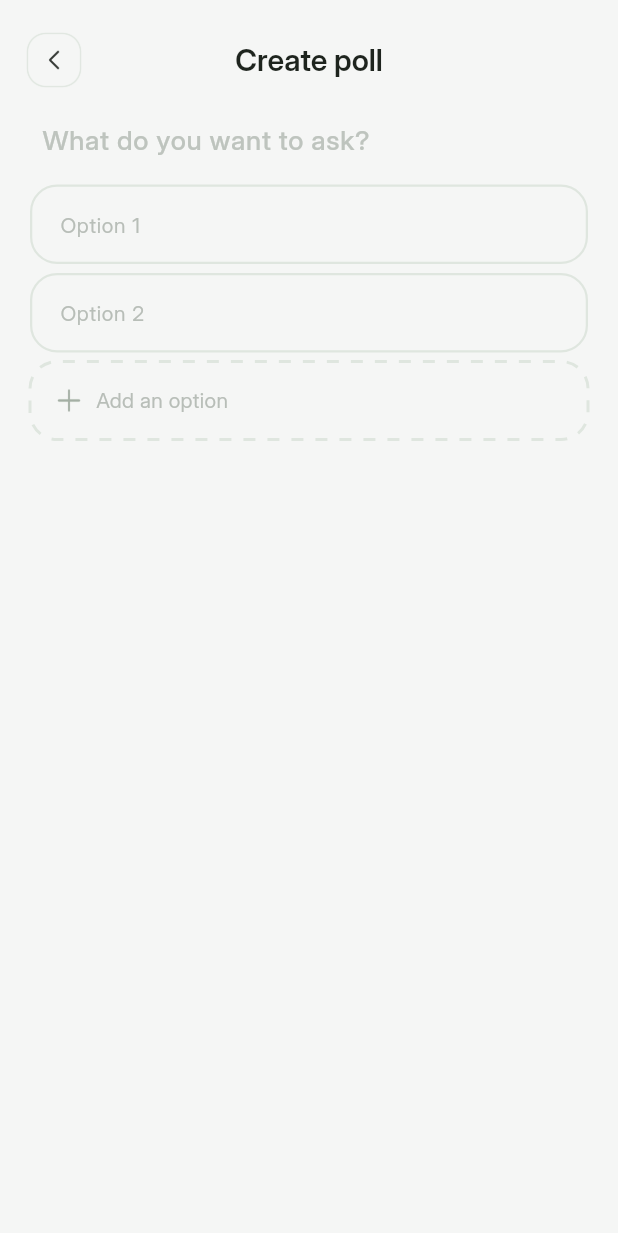
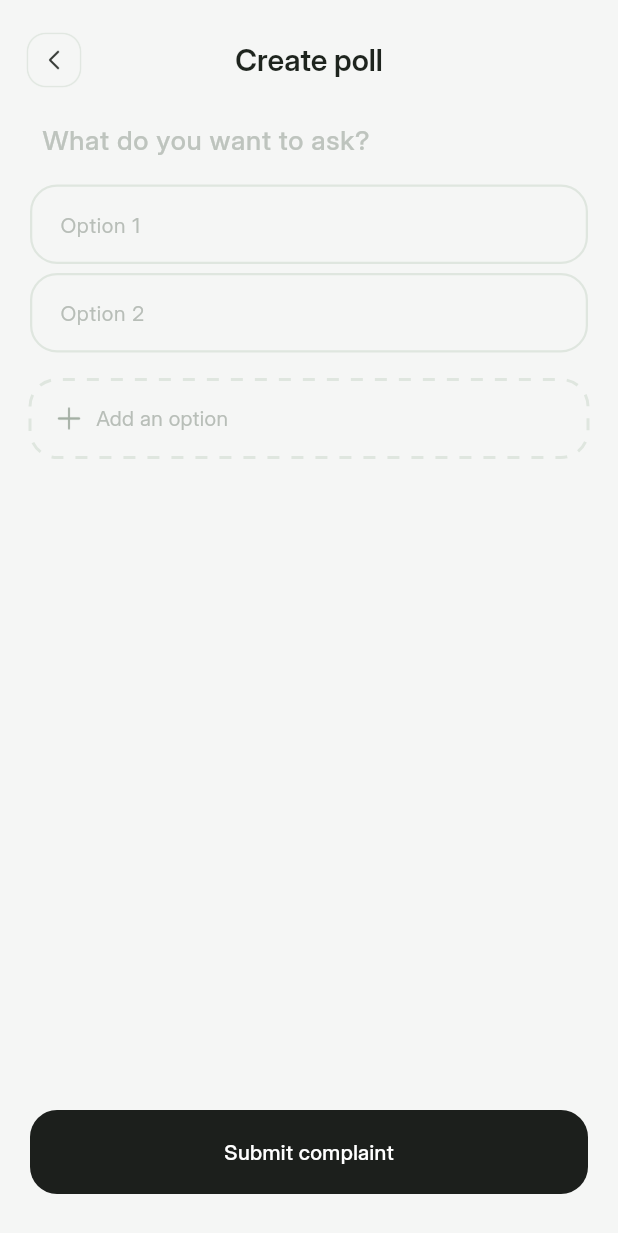
Before and after one commit to aanikaa2325-bit/sivic, a Flutter app: the screen it shows after launch, on a phone screen of 412 x 824 dp. Shown: the top 1233 px of the screen. Run offline on Flutter 3.47's test engine with Material 3 defaults, Android fonts, the phone set to English and light mode, and no system bars; drawn by our look-alikes of dotted_border; our stand-ins replace cloud_firestore, firebase_auth, firebase_core, flutter_spinkit, image_picker; accounts and stored records are empty.

Commit message:
finalized UI for add_poll.dart

```diff
--- a/lib/screens/add_poll.dart
+++ b/lib/screens/add_poll.dart
@@ -12,7 +12,24 @@ class AddPoll extends StatefulWidget {
 
 class _AddPollState extends State<AddPoll> {
 
-  bool _addOption = false;
+  bool _isUploading = false;
+  bool _addOption3 = false;
+  bool _addOption4 = false;
+
+  final TextEditingController _option1Controller = TextEditingController();
+  final TextEditingController _option2Controller = TextEditingController();
+  final TextEditingController _option3Controller = TextEditingController();
+  final TextEditingController _option4Controller = TextEditingController();
+
+  @override
+  void dispose() {
+    _option1Controller.dispose();
+    _option2Controller.dispose();
+    _option3Controller.dispose();
+    _option4Controller.dispose();
+
+    super.dispose();
+  }
 
   @override
   Widget build(BuildContext context) {
@@ -46,7 +63,10 @@ class _AddPollState extends State<AddPoll> {
             padding: const EdgeInsets.symmetric(horizontal: 20.0),
             child: Form(
               child: Column(
+                mainAxisAlignment: MainAxisAlignment.spaceBetween,
                 crossAxisAlignment: CrossAxisAlignment.stretch,
+                children: [
+                  Column(
                     children: [
                       Padding(
                         padding: const EdgeInsets.symmetric(horizontal: 4.0),
@@ -80,11 +100,11 @@ class _AddPollState extends State<AddPoll> {
                         ),
                       ),
                       SizedBox(height: 16),
+                      Column(
+                        spacing: 6.0,
+                        children: [
                           TextFormField(
-                    validator: (value) {
-                      if (value==null || value.isEmpty) return 'Title cannot be empty.';
-                      return null;
-                    },
+                            controller: _option1Controller,
                             cursorColor: Color(0xFF4A8B4A),
                             style: TextStyle(
                               fontSize: 14,
@@ -94,12 +114,8 @@ class _AddPollState extends State<AddPoll> {
                               hintText: 'Option 1',
                             ),
                           ),
-                  SizedBox(height: 6),
                           TextFormField(
-                    validator: (value) {
-                      if (value==null || value.isEmpty) return 'Title cannot be empty.';
-                      return null;
-                    },
+                            controller: _option2Controller,
                             cursorColor: Color(0xFF4A8B4A),
                             style: TextStyle(
                               fontSize: 14,
@@ -109,8 +125,46 @@ class _AddPollState extends State<AddPoll> {
                               hintText: 'Option 2',
                             ),
                           ),
+                          if (_addOption3)...[
+                            TextFormField(
+                              controller: _option3Controller,
+                              cursorColor: Color(0xFF4A8B4A),
+                              style: TextStyle(
+                                fontSize: 14,
+                                fontWeight: FontWeight.w400,
+                              ),
+                              decoration: InputDecoration(
+                                hintText: 'Option 3',
+                              ),
+                            ),
+                          ],
+                          if (_addOption4)...[
+                            TextFormField(
+                              controller: _option4Controller,
+                              cursorColor: Color(0xFF4A8B4A),
+                              style: TextStyle(
+                                fontSize: 14,
+                                fontWeight: FontWeight.w400,
+                              ),
+                              decoration: InputDecoration(
+                                hintText: 'Option 4',
+                              ),
+                            ),
+                          ],
                           SizedBox(height: 6),
-                  DottedBorder(
+                          if (!_addOption4)...[
+                            GestureDetector(
+                              onTap: (){
+                                setState(() {
+                                  if (_option1Controller.text.isNotEmpty && _option2Controller.text.isNotEmpty && _addOption3 == false){
+                                    _addOption3 = true;
+                                  }
+                                  else if (_option1Controller.text.isNotEmpty && _option2Controller.text.isNotEmpty && _option3Controller.text.isNotEmpty && _addOption3 == true){
+                                    _addOption4 = true;
+                                  }
+                                });
+                              },
+                              child: DottedBorder(
                                 options: const RoundedRectDottedBorderOptions(
                                   color: Color(0xFFDFE6DF),
                                   strokeWidth: 2,
@@ -137,6 +191,47 @@ class _AddPollState extends State<AddPoll> {
                                   ),
                                 ),
                               ),
+                            ),
+                          ],
+                        ],
+                      ),
+                    ],
+                  ),
+                  Column(
+                    children: [
+                      SizedBox(
+                        height: 56,
+                        child: InkWell(
+                          child: Container(
+                            padding: const EdgeInsets.all(16),
+                            decoration: BoxDecoration(
+                              color: _isUploading ? Colors.grey : const Color(0xFF1C1F1C),
+                              borderRadius: BorderRadius.circular(18),
+                            ),
+                            child: Center(
+                              child: _isUploading
+                                  ? const SizedBox(
+                                height: 24,
+                                width: 24,
+                                child: CircularProgressIndicator(
+                                  color: Colors.white,
+                                  strokeWidth: 2,
+                                ),
+                              )
+                                  : const Text(
+                                'Submit complaint',
+                                style: TextStyle(
+                                  color: Colors.white,
+                                  fontWeight: FontWeight.w500,
+                                ),
+                              ),
+                            ),
+                          ),
+                        ),
+                      ),
+                      SizedBox(height: 28),
+                    ],
+                  ),
                 ],
               ),
             ),
```
Lines whose indentation alone changed are shown as unchanged.
